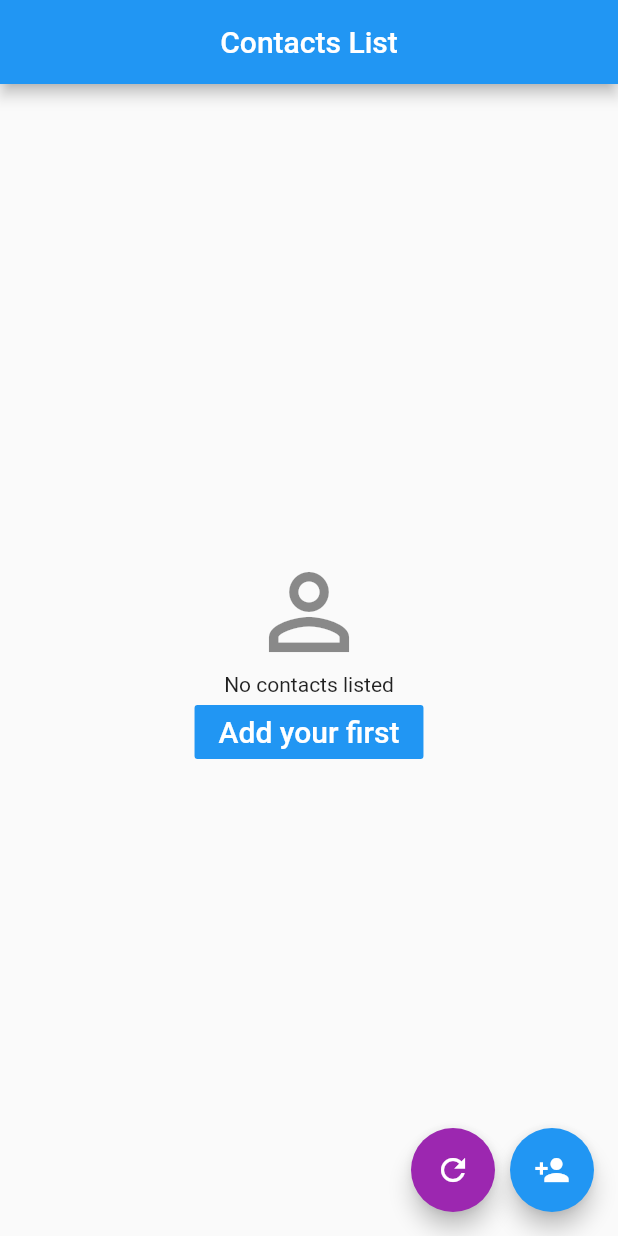
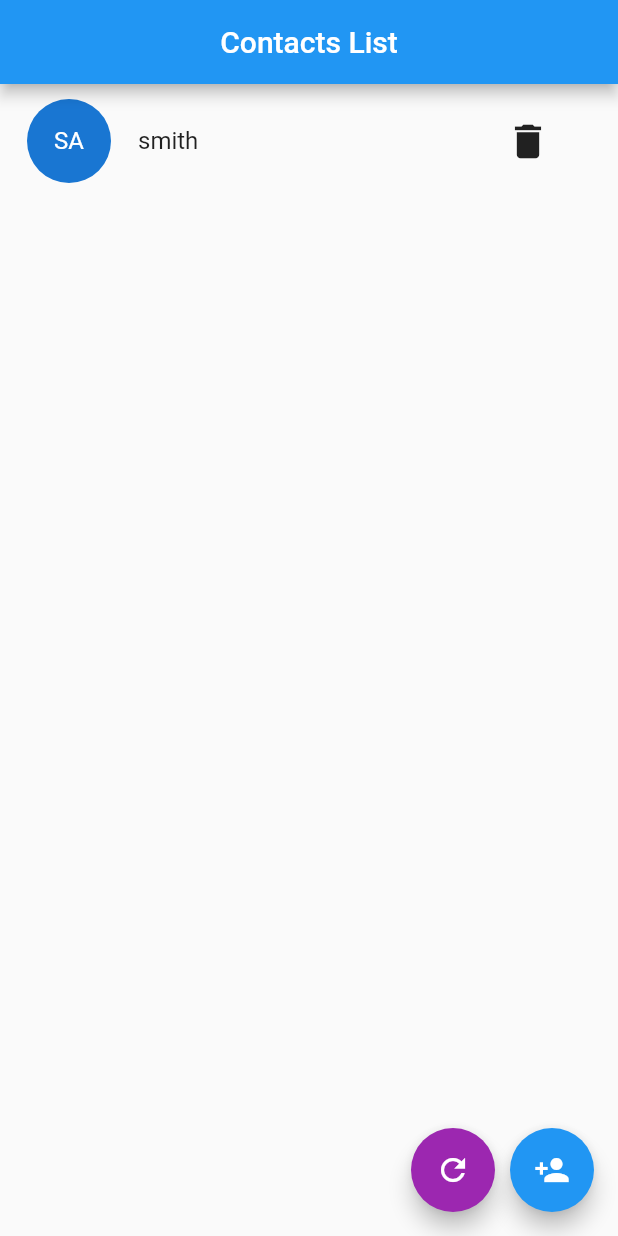
Before and after one commit to reguiegyounes/contactsFlutter, a Flutter app: the screen it shows after launch, after a tap on "Add your first", on a phone screen of 412 x 824 dp. Run offline on Flutter 3.47's test engine with Material 2 defaults, Android fonts, the phone set to English and light mode, and no system bars.

Commit message:
commit create ContactListing

```diff
--- /dev/null
+++ b/client/lib/src/contactListing.dart
@@ -0,0 +1,41 @@
+import 'package:flutter/material.dart';
+import 'noContacts.dart';
+
+class ContactListing extends StatelessWidget {
+  final List contacts;
+  final VoidCallback onAdd;
+  ContactListing({this.onAdd,this.contacts});
+  @override
+  Widget build(BuildContext context) {
+    return contacts.isEmpty?
+      NoContact(
+        onAdd: onAdd
+      )
+      :ListView(
+      children:[
+        ...contacts.map<Widget>(
+          (contact) =>Padding(
+            padding: const EdgeInsets.symmetric(vertical:10),
+            child: ListTile(
+              leading: CircleAvatar(
+                radius: 30,
+                child: Text('SA'),
+              ),
+              title: Text(contact['name']),
+              trailing: FlatButton(
+                onPressed: (){},
+                child:Icon(
+                  Icons.delete,
+                  size: 30,
+                ) ,
+              )
+            ),
+        )
+      )
+      .toList(),
+      SizedBox(height: 80)
+      ]
+    );
+  }
+
+}
--- a/client/lib/src/contactsScreen.dart
+++ b/client/lib/src/contactsScreen.dart
@@ -1,5 +1,5 @@
 import 'package:flutter/material.dart';
-import 'package:client/src/noContacts.dart';
+import 'contactListing.dart';
 
 
 
@@ -45,12 +45,10 @@ class _ContactScreenState extends State<ContactScreen> {
         title: Text(widget.title),
         centerTitle: true,
       ),
-      body:contacts.isEmpty? NoContact():ListView(
-        children:contacts.map<Widget>(
-          (contact) =>ListTile(
-            title: Text(contact['name']),
-          )).toList(),
-      ),
+      body:ContactListing(
+        contacts: contacts,
+        onAdd: _addContact,
+        ),
       floatingActionButton:Row(
         mainAxisAlignment: MainAxisAlignment.end,
         children: [
--- a/client/lib/src/noContacts.dart
+++ b/client/lib/src/noContacts.dart
@@ -1,7 +1,8 @@
 import 'package:flutter/material.dart';
 
 class NoContact extends StatelessWidget {
-
+  final VoidCallback onAdd;
+  NoContact({this.onAdd});
   @override
   Widget build(BuildContext context) {
     return Center(
@@ -17,7 +18,7 @@ class NoContact extends StatelessWidget {
               'No contacts listed',
             ),
             FlatButton(
-              onPressed: (){},
+              onPressed: onAdd,
               child: Text(
                 'Add your first',
                 style: TextStyle(fontSize: 20,color: Colors.white),
```
